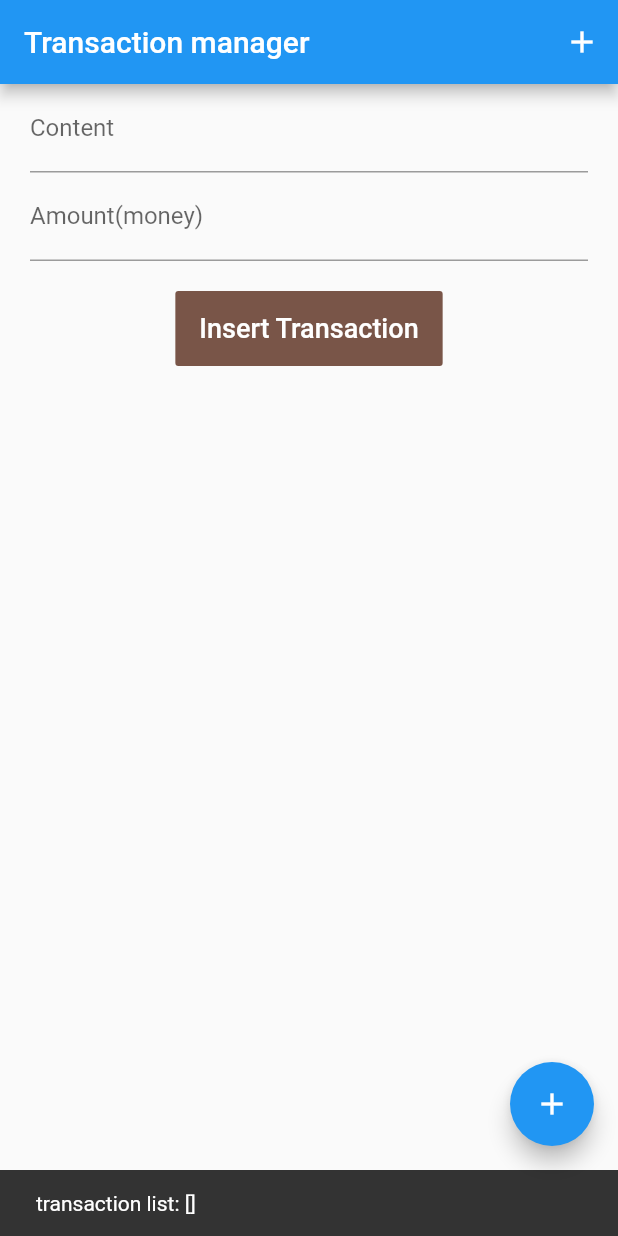
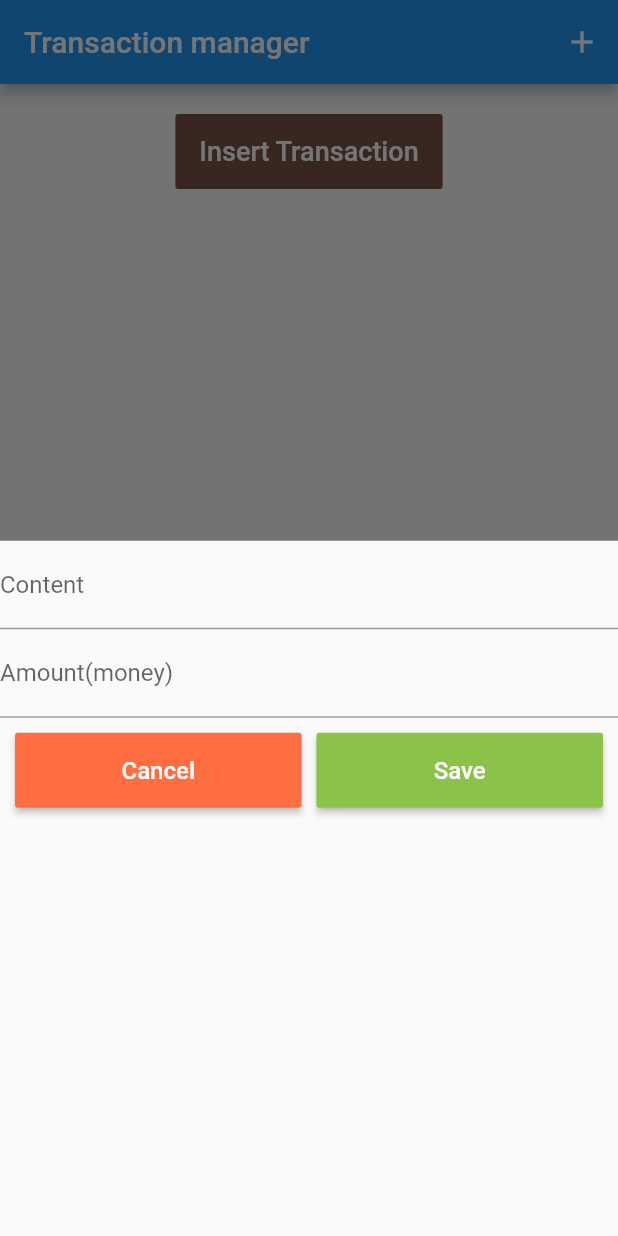
Before and after one commit to ngoctuanktmm/Flutter, a Flutter app: the screen it shows after launch, after a tap on "Insert Transaction", on a phone screen of 412 x 824 dp. Run offline on Flutter 3.47's test engine with Material 2 defaults, Android fonts, the phone set to English and light mode, and no system bars.

Commit message:
16-Flutter basics-Show and custom a Modal Bottom Sheet

```diff
--- a/flutter_study/lib/main.dart
+++ b/flutter_study/lib/main.dart
@@ -3,5 +3,8 @@ import 'package:flutter/material.dart';
 import 'myapp.dart';
 
 void main() {
-  runApp(MyApp());
+  runApp(MaterialApp(
+    title: 'Transaction app',
+    home: MyApp(),
+  ));
 }
--- a/flutter_study/lib/myapp.dart
+++ b/flutter_study/lib/myapp.dart
@@ -32,38 +32,11 @@ class _MyApp extends State<MyApp> {
     _amountController.text = '';
   }
 
-  @override
-  Widget build(BuildContext context) {
-    return MaterialApp(
-      title: "This is a StatefulWidget",
-      home: Scaffold(
-        appBar: AppBar(
-          title: const Text("Transaction manager"),
-          actions: <Widget>[
-            IconButton(
-                icon: Icon(Icons.add),
-                onPressed: () {
-                  setState(() {
-                    this._insertTransaction();
-                  });
-                })
-          ],
-        ),
-        floatingActionButton: FloatingActionButton(
-          tooltip: 'Add transactions',
-          child: Icon(Icons.add),
-          onPressed: () {
-            setState(() {
-              this._insertTransaction();
-            });
-          },
-        ),
-        key: _scaffoldKey,
-        body: SafeArea(
-            minimum: const EdgeInsets.only(left: 20, right: 20),
-            child: SingleChildScrollView(
-              child: Column(
-                mainAxisAlignment: MainAxisAlignment.start,
+  void _onButtonShowModalSheet() {
+    showModalBottomSheet(
+        context: this.context,
+        builder: (context) {
+          return Column(
             children: <Widget>[
               TextField(
                 decoration: InputDecoration(labelText: 'Content'),
@@ -83,6 +56,81 @@ class _MyApp extends State<MyApp> {
                   });
                 },
               ),
+              Container(
+                padding: EdgeInsets.all(10),
+                child: Row(
+                  mainAxisAlignment: MainAxisAlignment.spaceAround,
+                  children: <Widget>[
+                    Expanded(
+                      child: SizedBox(
+                        height: 50,
+                        child: RaisedButton(
+                            color: Colors.deepOrangeAccent,
+                            child: Text(
+                              'Cancel',
+                              style:
+                                  TextStyle(fontSize: 16, color: Colors.white),
+                            ),
+                            onPressed: () {}),
+                      ),
+                    ),
+                    Padding(
+                      padding: EdgeInsets.only(left: 10),
+                    ),
+                    Expanded(
+                      child: SizedBox(
+                        height: 50,
+                        child: RaisedButton(
+                            color: Colors.lightGreen,
+                            child: Text(
+                              'Save',
+                              style:
+                                  TextStyle(fontSize: 16, color: Colors.white),
+                            ),
+                            onPressed: () {
+                              setState(() {
+                                this._insertTransaction();
+                              });
+                            }),
+                      ),
+                    ),
+                  ],
+                ),
+              ),
+            ],
+          );
+        });
+  }
+
+  @override
+  Widget build(BuildContext context) {
+    return Scaffold(
+      appBar: AppBar(
+        title: const Text("Transaction manager"),
+        actions: <Widget>[
+          IconButton(
+              icon: Icon(Icons.add),
+              onPressed: () {
+                setState(() {
+                  this._insertTransaction();
+                });
+              })
+        ],
+      ),
+      floatingActionButton: FloatingActionButton(
+        tooltip: 'Add transactions',
+        child: Icon(Icons.add),
+        onPressed: () {
+          this._onButtonShowModalSheet();
+        },
+      ),
+      key: _scaffoldKey,
+      body: SafeArea(
+        minimum: const EdgeInsets.only(left: 20, right: 20),
+        child: SingleChildScrollView(
+          child: Column(
+            mainAxisAlignment: MainAxisAlignment.start,
+            children: <Widget>[
               Padding(
                 padding: const EdgeInsets.symmetric(vertical: 10),
               ),
@@ -96,15 +144,12 @@ class _MyApp extends State<MyApp> {
                   color: Colors.brown,
                   textColor: Colors.white,
                   onPressed: () {
-                        setState(() {
-                          this._insertTransaction();
-                        });
-
+                    this._onButtonShowModalSheet();
                     print('transaction list: ' + _transactions.toString());
                     // Display to UI
                     _scaffoldKey.currentState.showSnackBar(SnackBar(
-                          content: Text(
-                              'transaction list: ' + _transactions.toString()),
+                      content:
+                          Text('transaction list: ' + _transactions.toString()),
                       duration: Duration(seconds: 3),
                     ));
                   },
@@ -113,7 +158,7 @@ class _MyApp extends State<MyApp> {
               TransactionList(transactions: _transactions)
             ],
           ),
-            )),
+        ),
       ),
     );
   }
```
Lines whose indentation alone changed are shown as unchanged.
